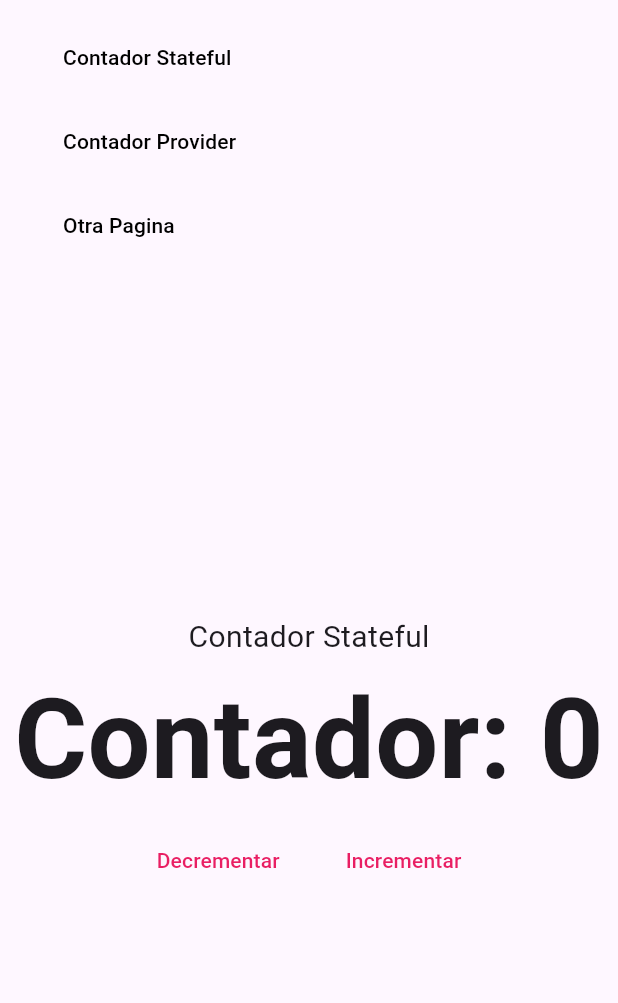
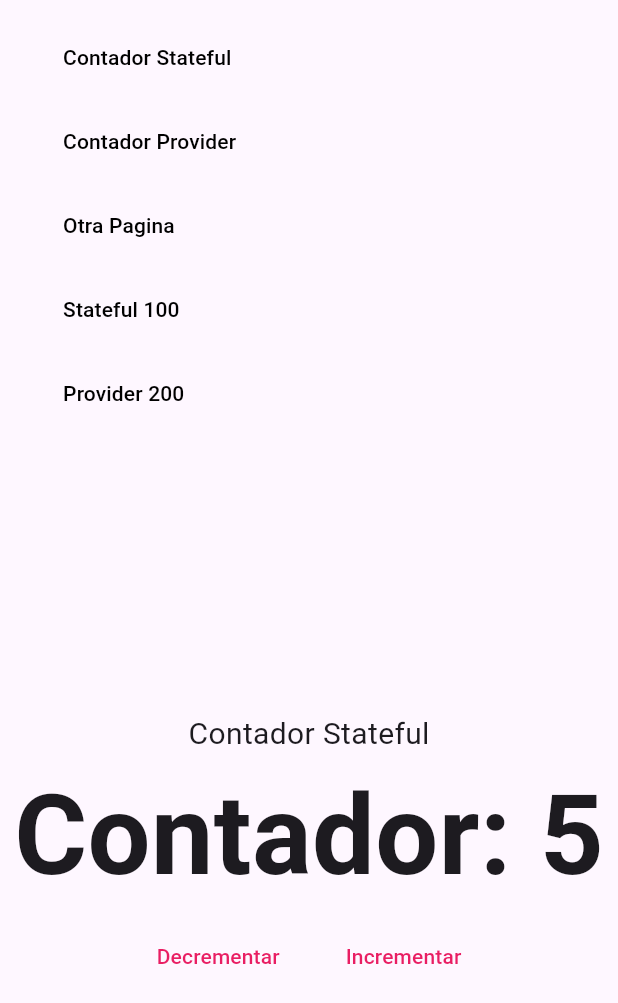
Before and after one commit to AddisonReyes/bases_web, a Flutter app: the screen it shows after launch, after a tap on "Contador Stateful", on a phone screen of 412 x 824 dp. Shown: the top 1003 px of the screen. Run offline on Flutter 3.47's test engine with Material 3 defaults, Android fonts, the phone set to English and light mode, and no system bars; our stand-ins replace fluro, get_it.

Commit message:
Query parameters

```diff
--- a/lib/main.dart
+++ b/lib/main.dart
@@ -1,11 +1,14 @@
-import 'package:bases_web/locator.dart';
 import 'package:bases_web/services/navigator_service.dart';
 import 'package:bases_web/ui/layout/main_layout_page.dart';
-import 'package:bases_web/router/route_generator.dart';
+import 'package:bases_web/router/router.dart';
+import 'package:bases_web/locator.dart';
 import 'package:flutter/material.dart';
 
 void main() {
   setupLocator();
+
+  Flurorouter.configureRoutes();
+
   runApp(
     const MyApp(),
   );
@@ -18,8 +21,9 @@ class MyApp extends StatelessWidget {
   Widget build(BuildContext context) {
     return MaterialApp(
       debugShowCheckedModeBanner: false,
-      onGenerateRoute: RouteGenerator.generateRoute,
-      initialRoute: '/stateful',
+      // onGenerateRoute: RouteGenerator.generateRoute,
+      onGenerateRoute: Flurorouter.router.generator,
+      initialRoute: '/',
       title: 'RutasApp',
       navigatorKey: locator<NavigatorService>().navigatorKey,
       builder: (_, child) {
--- /dev/null
+++ b/lib/router/router.dart
@@ -0,0 +1,67 @@
+import 'package:bases_web/ui/views/counter_provider_view.dart';
+import 'package:bases_web/ui/views/counter_view.dart';
+import 'package:bases_web/ui/views/view_404.dart';
+import 'package:fluro/fluro.dart';
+import 'package:flutter/material.dart';
+
+class Flurorouter {
+  static final FluroRouter router = FluroRouter();
+
+  static void configureRoutes() {
+    router.define(
+      '/stateful',
+      handler: _counterStatefulHandler,
+      transitionType: TransitionType.none,
+    );
+    router.define(
+      '/stateful/:base',
+      handler: _counterStatefulHandler,
+      transitionType: TransitionType.none,
+    );
+    router.define(
+      '/provider',
+      handler: _counterProviderHandler,
+      transitionType: TransitionType.none,
+    );
+    router.define(
+      '/',
+      handler: _nullHandler,
+      transitionType: TransitionType.none,
+    );
+    router.notFoundHandler = _404PageHandler;
+  }
+
+  // Handlers
+  static final Handler _counterStatefulHandler = Handler(
+    handlerFunc: (context, parameters) {
+      return CounterView(
+        base: parameters['base']?[0] ?? '5',
+      );
+    },
+  );
+
+  static final Handler _counterProviderHandler = Handler(
+    handlerFunc: (context, parameters) {
+      print(parameters);
+      return CounterProviderView(
+        base: parameters['base']?[0] ?? '15',
+      );
+    },
+  );
+
+  static final Handler _nullHandler = Handler(
+    handlerFunc: (context, parameters) {
+      return Container(
+        child: const Center(
+          child: CircularProgressIndicator(),
+        ),
+      );
+    },
+  );
+
+  static final Handler _404PageHandler = Handler(
+    handlerFunc: (context, parameters) {
+      return const View404();
+    },
+  );
+}
--- a/lib/ui/pages/counter_provider_page.dart
+++ b/lib/ui/pages/counter_provider_page.dart
@@ -12,7 +12,7 @@ class CounterProviderPage extends StatelessWidget {
   Widget build(BuildContext context) {
     return ChangeNotifierProvider(
       create: (context) {
-        return CounterProvider();
+        return CounterProvider(base: num.toString());
       },
       child: const _CounterProviderPageBody(),
     );
--- a/lib/ui/shared/custom_app_menu.dart
+++ b/lib/ui/shared/custom_app_menu.dart
@@ -61,6 +61,26 @@ class _TabletDesktopMenu extends StatelessWidget {
             },
             color: Colors.black,
           ),
+          const SizedBox(width: 10),
+          CustomFlatButton(
+            text: 'Stateful 100',
+            onPressed: () {
+              // Navigator.popAndPushNamed(context, '/aaa');
+              // navigationService.navigateTo('/aaa');
+              locator<NavigatorService>().navigateTo('/stateful/100');
+            },
+            color: Colors.black,
+          ),
+          const SizedBox(width: 10),
+          CustomFlatButton(
+            text: 'provider 200',
+            onPressed: () {
+              // Navigator.popAndPushNamed(context, '/aaa');
+              // navigationService.navigateTo('/aaa');
+              locator<NavigatorService>().navigateTo('/provider?base=200');
+            },
+            color: Colors.black,
+          ),
         ],
       ),
     );
@@ -112,6 +132,26 @@ class _MobileMenu extends StatelessWidget {
             },
             color: Colors.black,
           ),
+          const SizedBox(width: 10),
+          CustomFlatButton(
+            text: 'Stateful 100',
+            onPressed: () {
+              // Navigator.popAndPushNamed(context, '/aaa');
+              // navigationService.navigateTo('/aaa');
+              locator<NavigatorService>().navigateTo('/stateful/100');
+            },
+            color: Colors.black,
+          ),
+          const SizedBox(width: 10),
+          CustomFlatButton(
+            text: 'Provider 200',
+            onPressed: () {
+              // Navigator.popAndPushNamed(context, '/aaa');
+              // navigationService.navigateTo('/aaa');
+              locator<NavigatorService>().navigateTo('/provider?base=200');
+            },
+            color: Colors.black,
+          ),
         ],
       ),
     );
--- a/lib/ui/views/counter_provider_view.dart
+++ b/lib/ui/views/counter_provider_view.dart
@@ -4,14 +4,16 @@ import 'package:provider/provider.dart';
 import 'package:flutter/material.dart';
 
 class CounterProviderView extends StatelessWidget {
-  CounterProviderView({super.key});
+  CounterProviderView({super.key, required this.base});
+
+  final String base;
 
   int num = 16;
   @override
   Widget build(BuildContext context) {
     return ChangeNotifierProvider(
       create: (context) {
-        return CounterProvider();
+        return CounterProvider(base: base);
       },
       child: const _CounterProviderViewBody(),
     );
--- a/lib/ui/views/counter_view.dart
+++ b/lib/ui/views/counter_view.dart
@@ -2,7 +2,9 @@ import 'package:bases_web/ui/shared/custom_flat_button.dart';
 import 'package:flutter/material.dart';
 
 class CounterView extends StatefulWidget {
-  const CounterView({super.key});
+  CounterView({super.key, required this.base});
+
+  String base;
 
   @override
   State<CounterView> createState() => _CounterViewState();
@@ -10,6 +12,16 @@ class CounterView extends StatefulWidget {
 
 class _CounterViewState extends State<CounterView> {
   int num = 0;
+
+  @override
+  void initState() {
+    if (int.tryParse(widget.base) != null) {
+      setState(() {
+        num = int.parse(widget.base);
+      });
+    }
+    super.initState();
+  }
 
   @override
   Widget build(BuildContext context) {
--- a/lib/ui/views/view_404.dart
+++ b/lib/ui/views/view_404.dart
@@ -1,3 +1,5 @@
+import 'package:bases_web/locator.dart';
+import 'package:bases_web/services/navigator_service.dart';
 import 'package:bases_web/ui/shared/custom_flat_button.dart';
 import 'package:flutter/material.dart';
 
@@ -27,7 +29,7 @@ class View404 extends StatelessWidget {
           CustomFlatButton(
             text: 'Regresar',
             onPressed: () {
-              Navigator.pushNamed(context, '/stateful');
+              locator<NavigatorService>().navigateTo('/stateful');
             },
           )
         ],
--- a/pubspec.yaml
+++ b/pubspec.yaml
@@ -37,6 +37,7 @@ dependencies:
   cupertino_icons: ^1.0.6
   provider: ^6.1.2
   get_it: ^7.7.0
+  fluro: ^2.0.5
 
 dev_dependencies:
   flutter_test:
```
Also changed, not shown: lib/providers/counter_provider.dart (+7 -0 lines), lib/router/route_generator.dart (+10 -2 lines).
